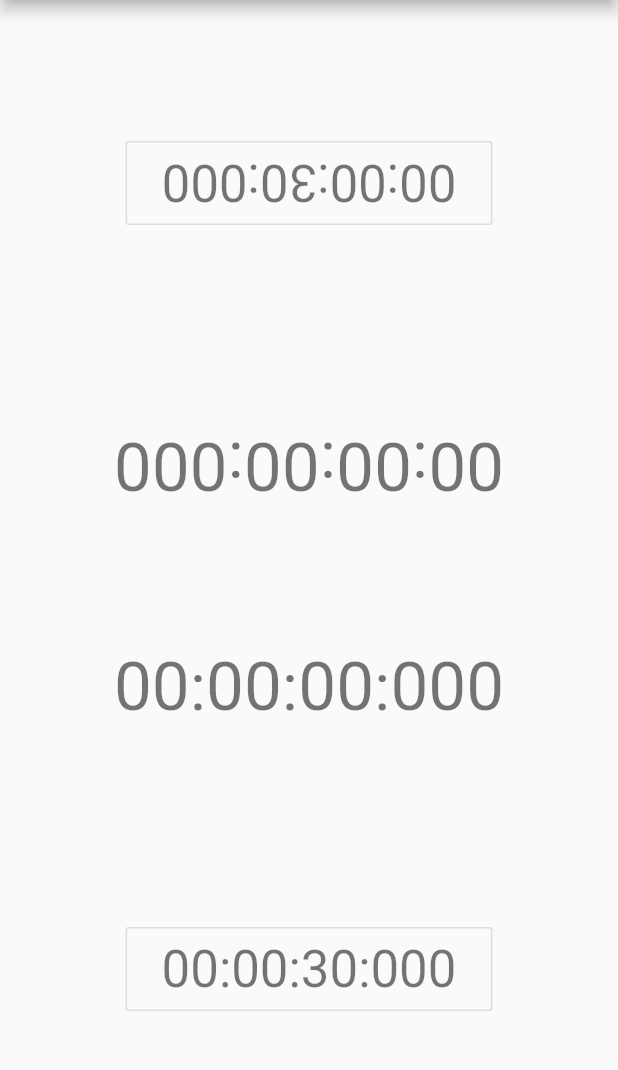
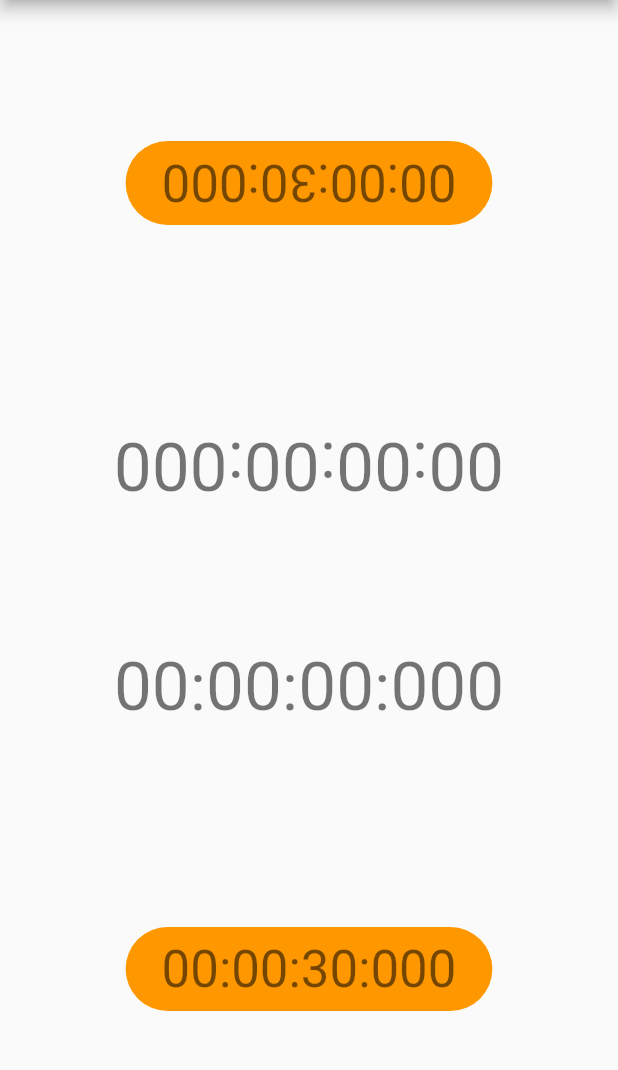
Before and after one commit to martinvidec/opensource-chessclock, a Flutter app: the screen it shows after launch, on a phone screen of 412 x 824 dp, the part 84-1154 px from its top. Run offline on Flutter 3.47's test engine with Material 2 defaults, Android fonts, the phone set to English and light mode, and no system bars.

Commit message:
Basic chess clock WIP - Added some color scheme, layout moved to Stack widget in order to enable complex animations later on.

```diff
--- /dev/null
+++ b/src/lib/AppColorScheme.dart
@@ -0,0 +1,13 @@
+
+
+import 'package:flutter/material.dart';
+
+/**
+ * Application Color Scheme
+  */
+class AppColorScheme {
+
+  static final Color buttonBackgroundColor = Colors.orange;
+  static final Color buttonTextColor = Colors.white;
+
+}
--- a/src/lib/MyApp.dart
+++ b/src/lib/MyApp.dart
@@ -4,6 +4,7 @@ import 'MyHomePage.dart';
 
 class MyApp extends StatelessWidget {
   // This widget is the root of your application.
+
   @override
   Widget build(BuildContext context) {
     return MaterialApp(
--- a/src/lib/MyHomePage.dart
+++ b/src/lib/MyHomePage.dart
@@ -1,4 +1,5 @@
 import 'dart:async';
+import 'package:chessclock/AppColorScheme.dart';
 import 'package:chessclock/ChessGame.dart';
 import 'package:chessclock/GameStats.dart';
 import 'package:flutter/material.dart';
@@ -52,7 +53,8 @@ class _MyHomePageState extends State<MyHomePage> {
   }
 
   void _initTimer() {
-    _timer = Timer.periodic(Duration(milliseconds: (_fps * 1000).floor()), (Timer t) {
+    _timer = Timer.periodic(Duration(milliseconds: (_fps * 1000).floor()),
+        (Timer t) {
       if (_chessGame.isRunning()) {
         _chessGame.checkGameOverCondition();
 
@@ -123,7 +125,9 @@ class _MyHomePageState extends State<MyHomePage> {
         // the App.build method, and use it to set our appbar title.
         title: Text(widget.title),
       ),
-      body: Center(
+      body: Stack( // Stack added in preparation for animations - wip
+        children: <Widget>[
+          Center(
             // Center is a layout widget. It takes a single child and positions it
             // in the middle of the parent.
             child: Column(
@@ -147,7 +151,9 @@ class _MyHomePageState extends State<MyHomePage> {
                 Container(
                   child: RotatedBox(
                     quarterTurns: 2,
-                child: OutlineButton(
+                    child: FlatButton(
+                      shape: StadiumBorder(),
+                      color: AppColorScheme.buttonBackgroundColor,
                       key: Key("player2TurnBtn"),
                       child: Padding(
                         padding: const EdgeInsets.all(8.0),
@@ -185,7 +191,9 @@ class _MyHomePageState extends State<MyHomePage> {
                   style: Theme.of(context).textTheme.display1,
                 ),
                 Spacer(),
-            OutlineButton(
+                FlatButton(
+                  shape: StadiumBorder(),
+                  color: AppColorScheme.buttonBackgroundColor,
                   key: Key("player1TurnBtn"),
                   child: Padding(
                     padding: const EdgeInsets.all(8.0),
@@ -200,6 +208,8 @@ class _MyHomePageState extends State<MyHomePage> {
               ],
             ),
           ),
+        ],
+      ),
     );
   }
 }
```
Lines whose indentation alone changed are shown as unchanged.
